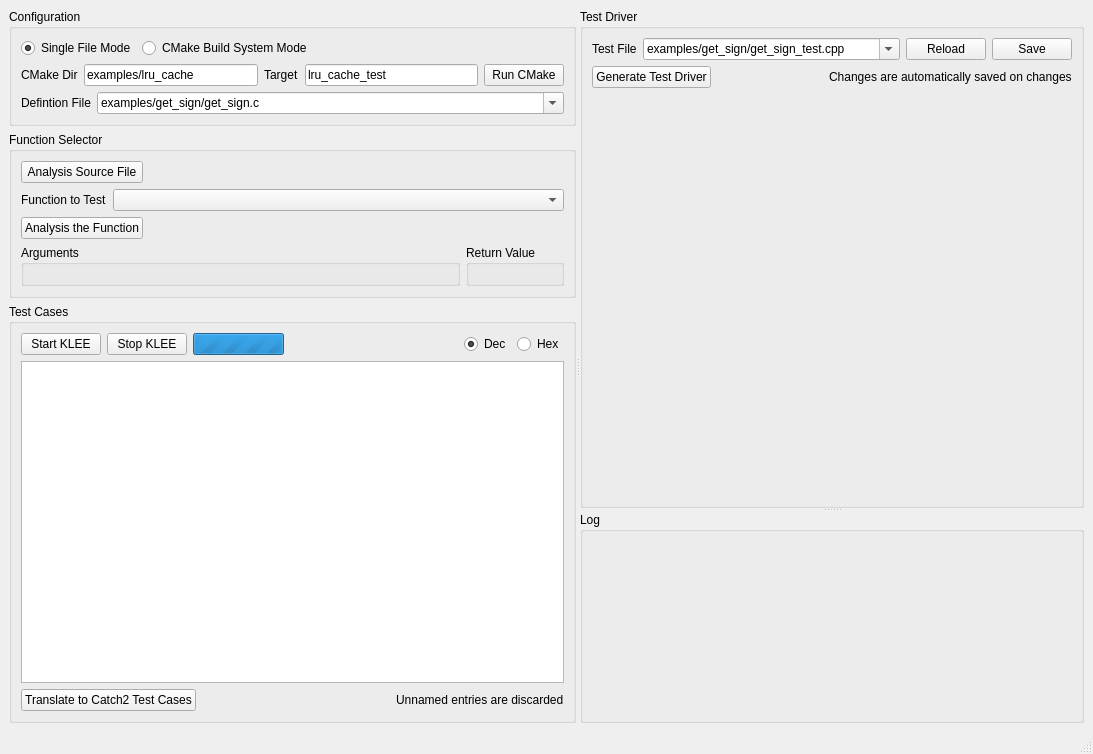
Old version of the form tools/klee-unit/mainwindow.ui in the repository liuzikai/klee-unit.
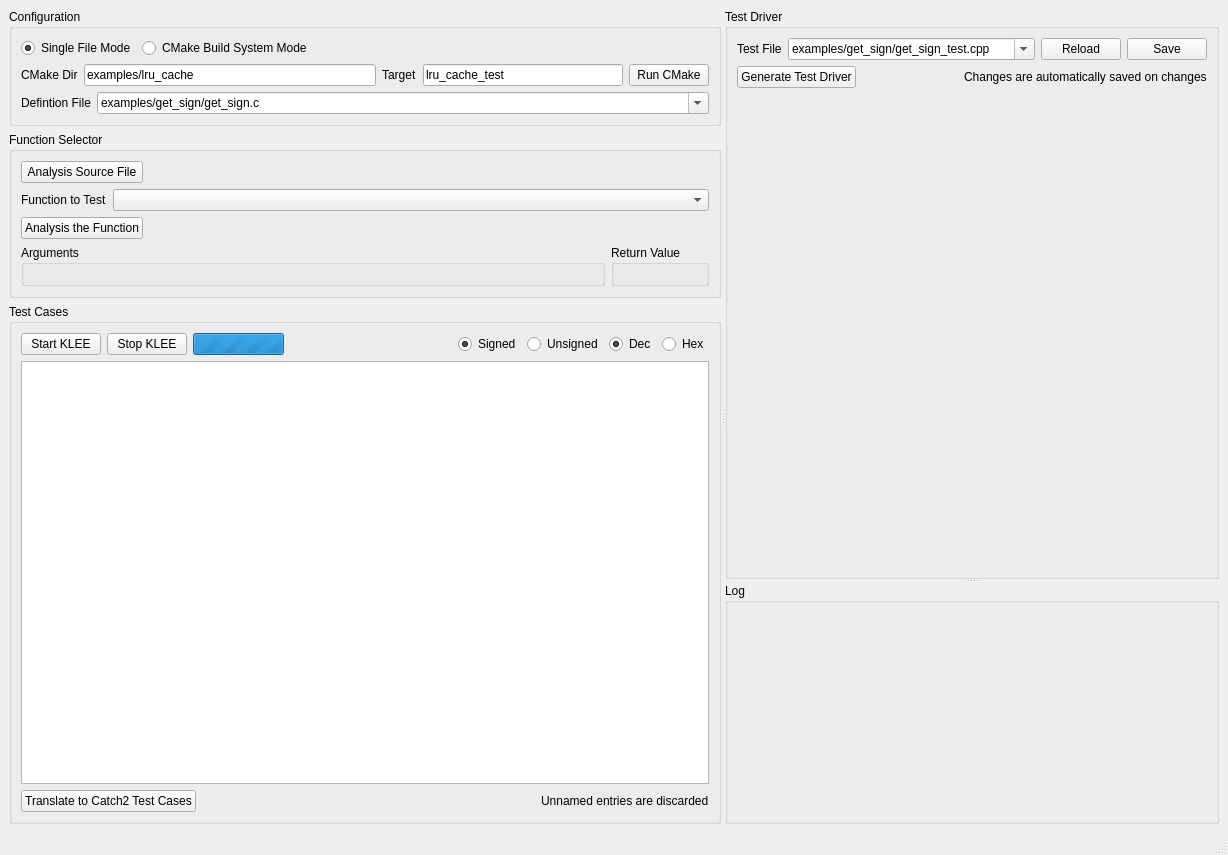
New version of the form. Custom widgets are drawn as their Qt base class.

```diff
--- a/tools/klee-unit/mainwindow.ui
+++ b/tools/klee-unit/mainwindow.ui
@@ -6,8 +6,8 @@
    <rect>
     <x>0</x>
     <y>0</y>
-    <width>1093</width>
-    <height>754</height>
+    <width>1228</width>
+    <height>855</height>
    </rect>
   </property>
   <property name="windowTitle">
@@ -371,7 +371,7 @@
                <verstretch>0</verstretch>
               </sizepolicy>
              </property>
-             <layout class="QHBoxLayout" name="horizontalLayout">
+             <layout class="QHBoxLayout" name="horizontalLayout_12">
               <property name="leftMargin">
                <number>0</number>
               </property>
@@ -428,6 +428,68 @@
                </spacer>
               </item>
               <item>
+               <widget class="QWidget" name="widget_12" native="true">
+                <property name="sizePolicy">
+                 <sizepolicy hsizetype="Maximum" vsizetype="Preferred">
+                  <horstretch>0</horstretch>
+                  <verstretch>0</verstretch>
+                 </sizepolicy>
+                </property>
+                <layout class="QHBoxLayout" name="horizontalLayout_11">
+                 <property name="leftMargin">
+                  <number>0</number>
+                 </property>
+                 <property name="topMargin">
+                  <number>0</number>
+                 </property>
+                 <property name="rightMargin">
+                  <number>0</number>
+                 </property>
+                 <property name="bottomMargin">
+                  <number>0</number>
+                 </property>
+                 <item>
+                  <widget class="QRadioButton" name="radioSigned">
+                   <property name="text">
+                    <string>Signed</string>
+                   </property>
+                   <property name="checked">
+                    <bool>true</bool>
+                   </property>
+                  </widget>
+                 </item>
+                 <item>
+                  <widget class="QRadioButton" name="radioUnsigned">
+                   <property name="text">
+                    <string>Unsigned</string>
+                   </property>
+                  </widget>
+                 </item>
+                </layout>
+               </widget>
+              </item>
+              <item>
+               <widget class="QWidget" name="widget_11" native="true">
+                <property name="sizePolicy">
+                 <sizepolicy hsizetype="Maximum" vsizetype="Preferred">
+                  <horstretch>0</horstretch>
+                  <verstretch>0</verstretch>
+                 </sizepolicy>
+                </property>
+                <layout class="QHBoxLayout" name="horizontalLayout">
+                 <property name="leftMargin">
+                  <number>0</number>
+                 </property>
+                 <property name="topMargin">
+                  <number>0</number>
+                 </property>
+                 <property name="rightMargin">
+                  <number>0</number>
+                 </property>
+                 <property name="bottomMargin">
+                  <number>0</number>
+                 </property>
+                 <item>
                <widget class="QRadioButton" name="radioDec">
                 <property name="text">
                  <string>Dec</string>
@@ -442,6 +504,9 @@
                 <property name="text">
                  <string>Hex</string>
                 </property>
+                  </widget>
+                 </item>
+                </layout>
                </widget>
               </item>
              </layout>
```
Lines whose indentation alone changed are shown as unchanged.
